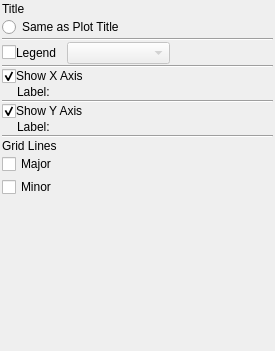
Above: code/plotms/GuiTabs/PlotMSCanvasTab.ui from radio-astro/casa before the change. Below: the same form after it.
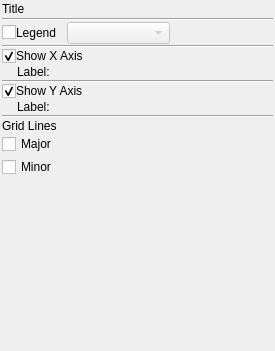
That is the form after the change.

The edit to the form file:
```diff
--- a/code/plotms/GuiTabs/PlotMSCanvasTab.ui
+++ b/code/plotms/GuiTabs/PlotMSCanvasTab.ui
@@ -51,13 +51,6 @@
       <property name="margin">
        <number>0</number>
       </property>
-      <item>
-       <widget class="QRadioButton" name="titleSameAsPlot">
-        <property name="text">
-         <string>Same as Plot Title</string>
-        </property>
-       </widget>
-      </item>
      </layout>
     </widget>
    </item>
```
